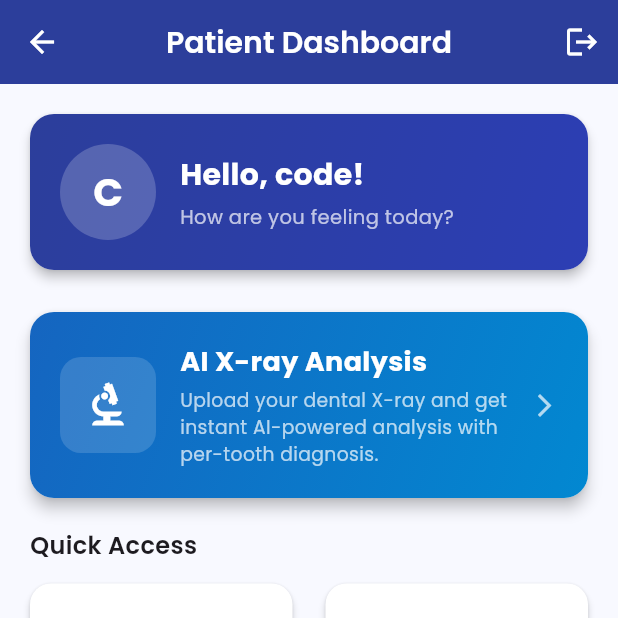
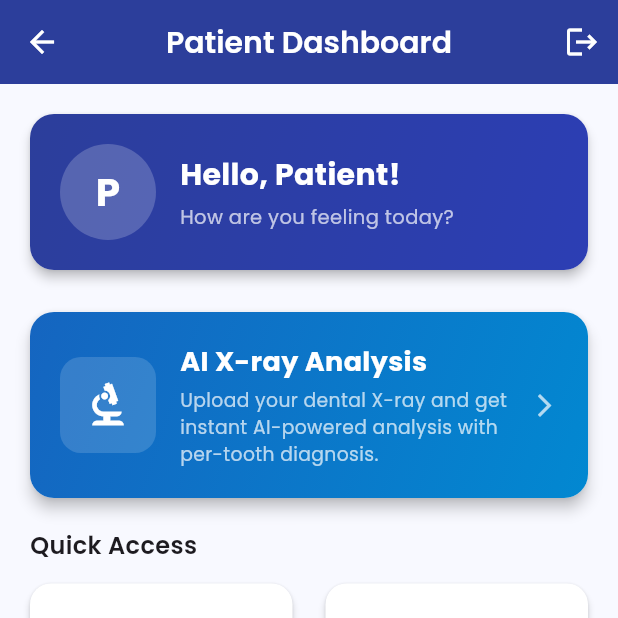
Before and after one commit to ethel1412/dental-management-flutter, a Flutter app: the PatientDashboardScreen screen opened directly, on a phone screen of 412 x 824 dp, the top half of it. Run offline on Flutter 3.47's test engine with Material 3 defaults, Android fonts, the phone set to English and light mode, and no system bars; our stand-ins replace file_picker, flutter_secure_storage, flutter_spinkit, fluttertoast, google_fonts, image_picker and 1 more; accounts and stored records are empty.

Commit message:
fix: replace currentUser with userData in PatientDashboardScreen

```diff
--- a/lib/screens/patient/patient_dashboard_screen.dart
+++ b/lib/screens/patient/patient_dashboard_screen.dart
@@ -10,8 +10,10 @@ class PatientDashboardScreen extends StatelessWidget {
 
   @override
   Widget build(BuildContext context) {
-    final user = context.watch<AuthProvider>().currentUser;
-    final name = user?.name ?? 'Patient';
+    final userData = context.watch<AuthProvider>().userData;
+    final name = userData?['name'] as String? ??
+        userData?['full_name'] as String? ??
+        'Patient';
 
     return Scaffold(
       backgroundColor: const Color(0xFFF8F9FF),
@@ -92,7 +94,7 @@ class PatientDashboardScreen extends StatelessWidget {
 
               const SizedBox(height: 20),
 
-              // AI X-ray CTA  ─  the FEATURED action
+              // AI X-ray CTA  —  the FEATURED action
               _buildXrayCta(context),
 
               const SizedBox(height: 16),
```
